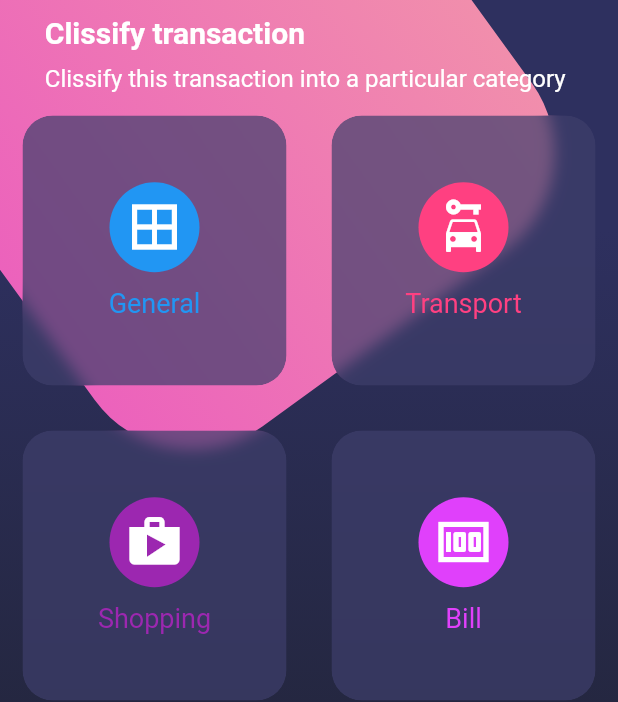
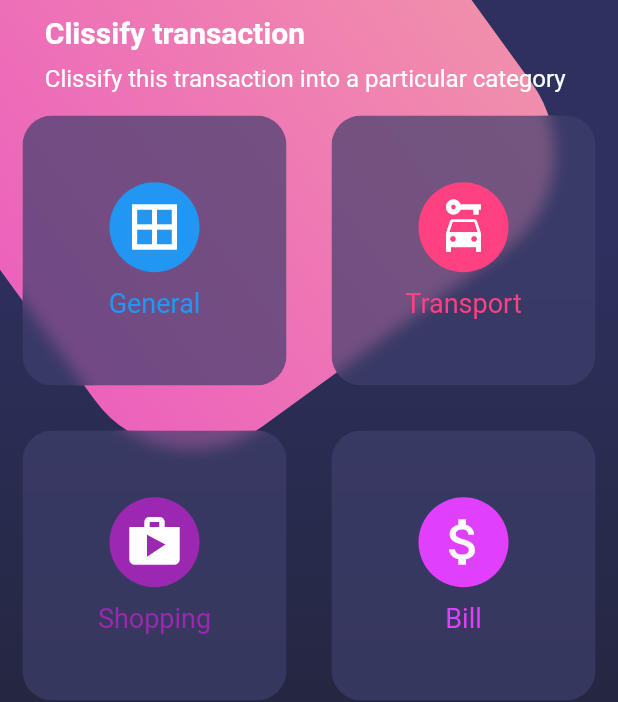
Before and after one commit to a-tiny-developer/layouts_flutter, a Flutter app: the screen it shows after launch, on a phone screen of 412 x 824 dp. Shown: the top 702 px of the screen. Run offline on Flutter 3.47's test engine with Material 2 defaults, Android fonts, the phone set to English and light mode, and no system bars.

Commit message:
_CardBackground and optimizations

```diff
--- a/lib/widgets/card_table.dart
+++ b/lib/widgets/card_table.dart
@@ -32,7 +32,7 @@ class CardTable extends StatelessWidget {
             ),
             _SingleCard(
               color: Colors.purpleAccent,
-              icon: Icons.money,
+              icon: Icons.attach_money,
               text: 'Bill',
             ),
           ],
@@ -84,18 +84,7 @@ class _SingleCard extends StatelessWidget {
 
   @override
   Widget build(BuildContext context) {
-    return Container(
-      margin: const EdgeInsets.all(15),
-      child: ClipRRect(
-        borderRadius: BorderRadius.circular(20),
-        child: BackdropFilter(
-          filter: ImageFilter.blur(sigmaX: 5, sigmaY: 5),
-          child: Container(
-            height: 180,
-            decoration: BoxDecoration(
-              color: const Color.fromRGBO(62, 62, 107, 0.7),
-              borderRadius: BorderRadius.circular(20),
-            ),
+    return _CardBackground(
       child: Column(
         mainAxisAlignment: MainAxisAlignment.center,
         children: [
@@ -120,6 +109,32 @@ class _SingleCard extends StatelessWidget {
           ),
         ],
       ),
+    );
+  }
+}
+
+class _CardBackground extends StatelessWidget {
+  const _CardBackground({
+    Key? key,
+    required this.child,
+  }) : super(key: key);
+
+  final Widget child;
+
+  @override
+  Widget build(BuildContext context) {
+    return Container(
+      margin: const EdgeInsets.all(15),
+      child: ClipRRect(
+        borderRadius: BorderRadius.circular(20),
+        child: BackdropFilter(
+          filter: ImageFilter.blur(sigmaX: 5, sigmaY: 5),
+          child: Container(
+            height: 180,
+            decoration: const BoxDecoration(
+              color: Color.fromRGBO(62, 62, 107, 0.7),
+            ),
+            child: child,
           ),
         ),
       ),
```
Lines whose indentation alone changed are shown as unchanged.
